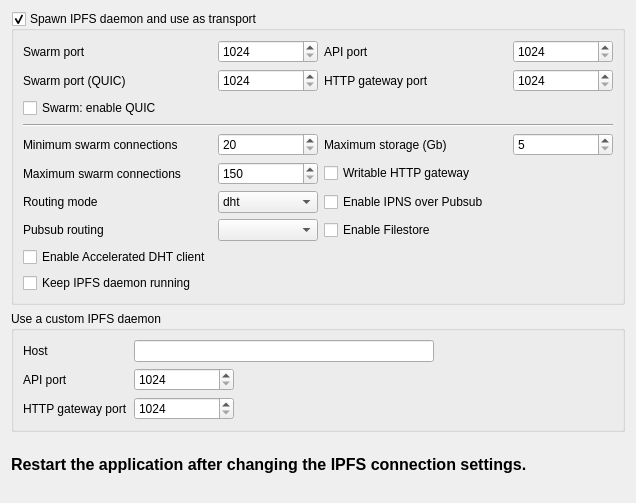
The window that galacteek/ui/forms/settings_ipfs.ui (pinnaculum/galacteek) describes before a commit, drawn with Qt 5.
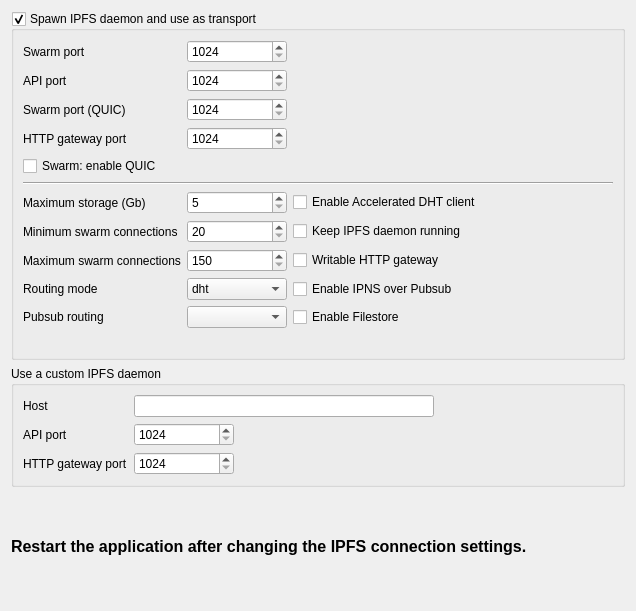
The same window after the commit.

Patch:
```diff
--- a/galacteek/ui/forms/settings_ipfs.ui
+++ b/galacteek/ui/forms/settings_ipfs.ui
@@ -7,9 +7,15 @@
     <x>0</x>
     <y>0</y>
     <width>636</width>
-    <height>503</height>
+    <height>611</height>
    </rect>
   </property>
+  <property name="sizePolicy">
+   <sizepolicy hsizetype="Expanding" vsizetype="Expanding">
+    <horstretch>0</horstretch>
+    <verstretch>0</verstretch>
+   </sizepolicy>
+  </property>
   <property name="windowTitle">
    <string>Form</string>
   </property>
@@ -31,14 +37,92 @@
         <bool>true</bool>
        </property>
        <layout class="QGridLayout" name="gridLayout_6">
-        <item row="10" column="2">
+        <item row="11" column="1">
+         <widget class="QComboBox" name="routingMode">
+          <property name="toolTip">
+           <string>&lt;html&gt;&lt;head/&gt;&lt;body&gt;&lt;p&gt;Routing mode (dht is the default, dhtclient does not act as a full node on the DHT)&lt;/p&gt;&lt;/body&gt;&lt;/html&gt;</string>
+          </property>
+          <item>
+           <property name="text">
+            <string>dht</string>
+           </property>
+          </item>
+          <item>
+           <property name="text">
+            <string>dhtclient</string>
+           </property>
+          </item>
+         </widget>
+        </item>
+        <item row="12" column="0">
+         <widget class="QLabel" name="label_23">
+          <property name="text">
+           <string>Pubsub routing</string>
+          </property>
+         </widget>
+        </item>
+        <item row="11" column="2">
+         <widget class="QCheckBox" name="namesysPubsub">
+          <property name="toolTip">
+           <string>&lt;html&gt;&lt;head/&gt;&lt;body&gt;&lt;p&gt;Enable IPNS over pubsub (updating of IPNS records over pubsub channels)&lt;/p&gt;&lt;/body&gt;&lt;/html&gt;</string>
+          </property>
+          <property name="text">
+           <string>Enable IPNS over Pubsub</string>
+          </property>
+         </widget>
+        </item>
+        <item row="0" column="1">
+         <widget class="QSpinBox" name="ipfsdSwarmPort">
+          <property name="minimum">
+           <number>1024</number>
+          </property>
+          <property name="maximum">
+           <number>32768</number>
+          </property>
+         </widget>
+        </item>
+        <item row="12" column="2">
+         <widget class="QCheckBox" name="fileStore">
+          <property name="toolTip">
+           <string>&lt;html&gt;&lt;head/&gt;&lt;body&gt;&lt;p&gt;Use the IPFS Filestore system (avoids file duplication)&lt;/p&gt;&lt;/body&gt;&lt;/html&gt;</string>
+          </property>
+          <property name="text">
+           <string>Enable Filestore</string>
+          </property>
+         </widget>
+        </item>
+        <item row="9" column="0">
+         <widget class="QLabel" name="label_25">
+          <property name="text">
+           <string>Maximum swarm connections</string>
+          </property>
+         </widget>
+        </item>
+        <item row="14" column="2">
          <widget class="QLabel" name="label_11">
           <property name="text">
            <string/>
           </property>
          </widget>
         </item>
-        <item row="1" column="3">
+        <item row="12" column="1">
+         <widget class="QComboBox" name="pubsubRoutingMode">
+          <property name="toolTip">
+           <string>&lt;html&gt;&lt;head/&gt;&lt;body&gt;&lt;p&gt;Pusub routing mode (gossipsub is more bandwidth-efficient)&lt;/p&gt;&lt;/body&gt;&lt;/html&gt;</string>
+          </property>
+         </widget>
+        </item>
+        <item row="1" column="1">
+         <widget class="QSpinBox" name="ipfsdApiPort">
+          <property name="minimum">
+           <number>1024</number>
+          </property>
+          <property name="maximum">
+           <number>32768</number>
+          </property>
+         </widget>
+        </item>
+        <item row="3" column="1">
          <widget class="QSpinBox" name="ipfsdGwPort">
           <property name="maximumSize">
            <size>
@@ -54,106 +138,56 @@
           </property>
          </widget>
         </item>
-        <item row="2" column="0">
+        <item row="5" column="0" colspan="4">
+         <widget class="Line" name="line_2">
+          <property name="orientation">
+           <enum>Qt::Horizontal</enum>
+          </property>
+         </widget>
+        </item>
+        <item row="11" column="0">
+         <widget class="QLabel" name="label_10">
+          <property name="text">
+           <string>Routing mode</string>
+          </property>
+         </widget>
+        </item>
+        <item row="9" column="2">
+         <widget class="QCheckBox" name="writableHttpGw">
+          <property name="text">
+           <string>Writable HTTP gateway</string>
+          </property>
+         </widget>
+        </item>
+        <item row="8" column="0">
+         <widget class="QLabel" name="label_24">
+          <property name="text">
+           <string>Minimum swarm connections</string>
+          </property>
+         </widget>
+        </item>
+        <item row="4" column="0">
          <widget class="QCheckBox" name="checkBoxQuic">
           <property name="text">
            <string>Swarm: enable QUIC</string>
           </property>
          </widget>
         </item>
-        <item row="7" column="2">
-         <widget class="QCheckBox" name="namesysPubsub">
-          <property name="toolTip">
-           <string>&lt;html&gt;&lt;head/&gt;&lt;body&gt;&lt;p&gt;Enable IPNS over pubsub (updating of IPNS records over pubsub channels)&lt;/p&gt;&lt;/body&gt;&lt;/html&gt;</string>
-          </property>
-          <property name="text">
-           <string>Enable IPNS over Pubsub</string>
-          </property>
-         </widget>
-        </item>
-        <item row="1" column="0">
+        <item row="2" column="0">
          <widget class="QLabel" name="label_21">
           <property name="text">
            <string>Swarm port (QUIC)</string>
           </property>
          </widget>
         </item>
-        <item row="0" column="2">
+        <item row="1" column="0">
          <widget class="QLabel" name="label_27">
           <property name="text">
            <string>API port</string>
           </property>
          </widget>
         </item>
-        <item row="5" column="2">
-         <widget class="QCheckBox" name="writableHttpGw">
-          <property name="text">
-           <string>Writable HTTP gateway</string>
-          </property>
-         </widget>
-        </item>
-        <item row="5" column="0">
-         <widget class="QLabel" name="label_25">
-          <property name="text">
-           <string>Maximum swarm connections</string>
-          </property>
-         </widget>
-        </item>
-        <item row="8" column="0">
-         <widget class="QLabel" name="label_23">
-          <property name="text">
-           <string>Pubsub routing</string>
-          </property>
-         </widget>
-        </item>
-        <item row="7" column="1">
-         <widget class="QComboBox" name="routingMode">
-          <property name="toolTip">
-           <string>&lt;html&gt;&lt;head/&gt;&lt;body&gt;&lt;p&gt;Routing mode (dht is the default, dhtclient does not act as a full node on the DHT)&lt;/p&gt;&lt;/body&gt;&lt;/html&gt;</string>
-          </property>
-          <item>
-           <property name="text">
-            <string>dht</string>
-           </property>
-          </item>
-          <item>
-           <property name="text">
-            <string>dhtclient</string>
-           </property>
-          </item>
-         </widget>
-        </item>
-        <item row="0" column="1">
-         <widget class="QSpinBox" name="ipfsdSwarmPort">
-          <property name="maximumSize">
-           <size>
-            <width>100</width>
-            <height>16777215</height>
-           </size>
-          </property>
-          <property name="minimum">
-           <number>1024</number>
-          </property>
-          <property name="maximum">
-           <number>32768</number>
-          </property>
-         </widget>
-        </item>
-        <item row="0" column="0">
-         <widget class="QLabel" name="label_26">
-          <property name="text">
-           <string>Swarm port</string>
-          </property>
-         </widget>
-        </item>
-        <item row="4" column="0">
-         <widget class="QLabel" name="label_24">
-          <property name="text">
-           <string>Minimum swarm connections</string>
-          </property>
-         </widget>
-        </item>
-        <item row="1" column="1">
+        <item row="2" column="1">
          <widget class="QSpinBox" name="ipfsdSwarmPortQuic">
           <property name="minimum">
            <number>1024</number>
@@ -163,14 +197,7 @@
           </property>
          </widget>
         </item>
-        <item row="4" column="2">
-         <widget class="QLabel" name="label_6">
-          <property name="text">
-           <string>Maximum storage (Gb)</string>
-          </property>
-         </widget>
-        </item>
-        <item row="4" column="1">
+        <item row="8" column="1">
          <widget class="QSpinBox" name="swarmMinConns">
           <property name="minimum">
            <number>20</number>
@@ -183,7 +210,14 @@
           </property>
          </widget>
         </item>
-        <item row="5" column="1">
+        <item row="0" column="0">
+         <widget class="QLabel" name="label_26">
+          <property name="text">
+           <string>Swarm port</string>
+          </property>
+         </widget>
+        </item>
+        <item row="9" column="1">
          <widget class="QSpinBox" name="swarmMaxConns">
           <property name="minimum">
            <number>150</number>
@@ -196,34 +230,7 @@
           </property>
          </widget>
         </item>
-        <item row="10" column="0">
-         <widget class="QCheckBox" name="keepDaemonRunning">
-          <property name="toolTip">
-           <string>&lt;html&gt;&lt;head/&gt;&lt;body&gt;&lt;p&gt;Always keep the IPFS daemon running.&lt;/p&gt;&lt;p&gt;This ensures that your files are still accessible even when galacteek is not running.&lt;/p&gt;&lt;/body&gt;&lt;/html&gt;</string>
-          </property>
-          <property name="text">
-           <string>Keep IPFS daemon running</string>
-          </property>
-         </widget>
-        </item>
-        <item row="4" column="3">
-         <widget class="QSpinBox" name="storageMax">
-          <property name="minimum">
-           <number>5</number>
-          </property>
-          <property name="maximum">
-           <number>2048</number>
-          </property>
-         </widget>
-        </item>
-        <item row="8" column="1">
-         <widget class="QComboBox" name="pubsubRoutingMode">
-          <property name="toolTip">
-           <string>&lt;html&gt;&lt;head/&gt;&lt;body&gt;&lt;p&gt;Pusub routing mode (gossipsub is more bandwidth-efficient)&lt;/p&gt;&lt;/body&gt;&lt;/html&gt;</string>
-          </property>
-         </widget>
-        </item>
-        <item row="1" column="2">
+        <item row="3" column="0">
          <widget class="QLabel" name="label_22">
           <property name="text">
            <string>HTTP gateway port</string>
@@ -231,46 +238,23 @@
          </widget>
         </item>
         <item row="7" column="0">
-         <widget class="QLabel" name="label_10">
+         <widget class="QLabel" name="label_6">
           <property name="text">
-           <string>Routing mode</string>
+           <string>Maximum storage (Gb)</string>
           </property>
          </widget>
         </item>
-        <item row="8" column="2">
-         <widget class="QCheckBox" name="fileStore">
-          <property name="toolTip">
-           <string>&lt;html&gt;&lt;head/&gt;&lt;body&gt;&lt;p&gt;Use the IPFS Filestore system (avoids file duplication)&lt;/p&gt;&lt;/body&gt;&lt;/html&gt;</string>
-          </property>
-          <property name="text">
-           <string>Enable Filestore</string>
-          </property>
-         </widget>
-        </item>
-        <item row="3" column="0" colspan="4">
-         <widget class="Line" name="line_2">
-          <property name="orientation">
-           <enum>Qt::Horizontal</enum>
-          </property>
-         </widget>
-        </item>
-        <item row="0" column="3">
-         <widget class="QSpinBox" name="ipfsdApiPort">
-          <property name="maximumSize">
-           <size>
-            <width>100</width>
-            <height>16777215</height>
-           </size>
-          </property>
+        <item row="7" column="1">
+         <widget class="QSpinBox" name="storageMax">
           <property name="minimum">
-           <number>1024</number>
+           <number>5</number>
           </property>
           <property name="maximum">
-           <number>32768</number>
+           <number>2048</number>
           </property>
          </widget>
         </item>
-        <item row="9" column="0">
+        <item row="7" column="2">
          <widget class="QCheckBox" name="acceleratedDht">
           <property name="toolTip">
            <string>&lt;html&gt;&lt;head/&gt;&lt;body&gt;&lt;p&gt;&lt;a name=&quot;🕸-experimental-dht-client-and-provider-system&quot;/&gt;&lt;span style=&quot; font-size:16pt; font-weight:600;&quot;&gt;E&lt;/span&gt;&lt;span style=&quot; font-size:16pt; font-weight:600;&quot;&gt;xperimental DHT Client and Provider System&lt;/span&gt;&lt;/p&gt;&lt;p&gt;&lt;span style=&quot; font-size:14pt; font-weight:600;&quot;&gt;Warning: Enabling this setting will make go-ipfs use more resources&lt;/span&gt;&lt;/p&gt;&lt;p&gt;&lt;br/&gt;&lt;/p&gt;&lt;p&gt;&lt;span style=&quot; font-size:14pt;&quot;&gt;DHT queries will not be usable (i.e. finding which peers have some data, finding where a particular peer is, etc.) for the first 5-10 minutes of operation depending on your network conditions&lt;/span&gt;&lt;/p&gt;&lt;/body&gt;&lt;/html&gt;</string>
@@ -280,6 +264,16 @@
           </property>
          </widget>
         </item>
+        <item row="8" column="2">
+         <widget class="QCheckBox" name="keepDaemonRunning">
+          <property name="toolTip">
+           <string>&lt;html&gt;&lt;head/&gt;&lt;body&gt;&lt;p&gt;Always keep the IPFS daemon running.&lt;/p&gt;&lt;p&gt;This ensures that your files are still accessible even when galacteek is not running.&lt;/p&gt;&lt;/body&gt;&lt;/html&gt;</string>
+          </property>
+          <property name="text">
+           <string>Keep IPFS daemon running</string>
+          </property>
+         </widget>
+        </item>
        </layout>
       </widget>
      </item>
```
